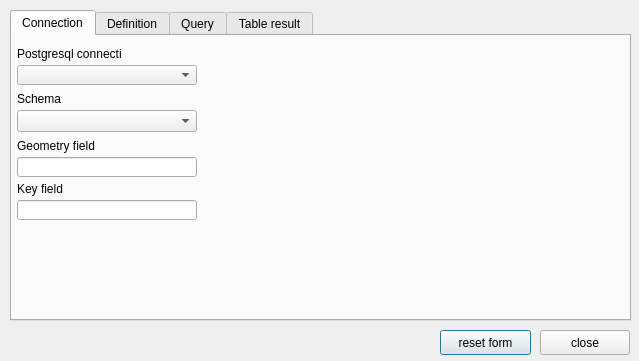
This is ui_postgisquerybuilder.ui in enricofer/postgisQueryBuilder as Qt 5 draws it before an edit. The edited form follows.
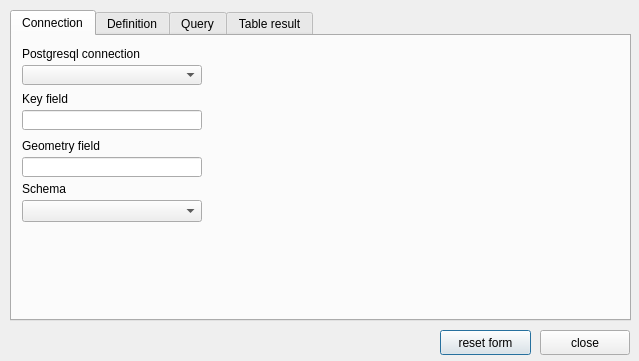
This is the edited form. The open tabs and pages were chosen to show the change.

```diff
--- a/ui_postgisquerybuilder.ui
+++ b/ui_postgisquerybuilder.ui
@@ -70,9 +70,9 @@
     <widget class="QLabel" name="KEYFIELDLabel">
      <property name="geometry">
       <rect>
-       <x>5</x>
-       <y>145</y>
-       <width>81</width>
+       <x>10</x>
+       <y>55</y>
+       <width>181</width>
        <height>16</height>
       </rect>
      </property>
@@ -83,9 +83,9 @@
     <widget class="QLabel" name="GEOMETRYFIELDLabel">
      <property name="geometry">
       <rect>
-       <x>5</x>
+       <x>10</x>
        <y>102</y>
-       <width>101</width>
+       <width>171</width>
        <height>16</height>
       </rect>
      </property>
@@ -96,7 +96,7 @@
     <widget class="QLineEdit" name="GEOMETRYFIELD">
      <property name="geometry">
       <rect>
-       <x>5</x>
+       <x>10</x>
        <y>121</y>
        <width>180</width>
        <height>20</height>
@@ -106,8 +106,8 @@
     <widget class="QLineEdit" name="KEYFIELD">
      <property name="geometry">
       <rect>
-       <x>5</x>
-       <y>164</y>
+       <x>10</x>
+       <y>74</y>
        <width>180</width>
        <height>20</height>
       </rect>
@@ -116,9 +116,9 @@
     <widget class="QLabel" name="PSQLConnectionLabel">
      <property name="geometry">
       <rect>
-       <x>5</x>
+       <x>10</x>
        <y>10</y>
-       <width>105</width>
+       <width>181</width>
        <height>16</height>
       </rect>
      </property>
@@ -129,7 +129,7 @@
     <widget class="QComboBox" name="PSQLConnection">
      <property name="geometry">
       <rect>
-       <x>5</x>
+       <x>10</x>
        <y>29</y>
        <width>180</width>
        <height>20</height>
@@ -139,8 +139,8 @@
     <widget class="QComboBox" name="DBSchema">
      <property name="geometry">
       <rect>
-       <x>5</x>
-       <y>74</y>
+       <x>10</x>
+       <y>164</y>
        <width>180</width>
        <height>22</height>
       </rect>
@@ -149,8 +149,8 @@
     <widget class="QLabel" name="DBSchemaLabel">
      <property name="geometry">
       <rect>
-       <x>5</x>
-       <y>55</y>
+       <x>10</x>
+       <y>145</y>
        <width>181</width>
        <height>16</height>
       </rect>
```
Left out of the diff: 46 changed lines with no effect on the pictures.
